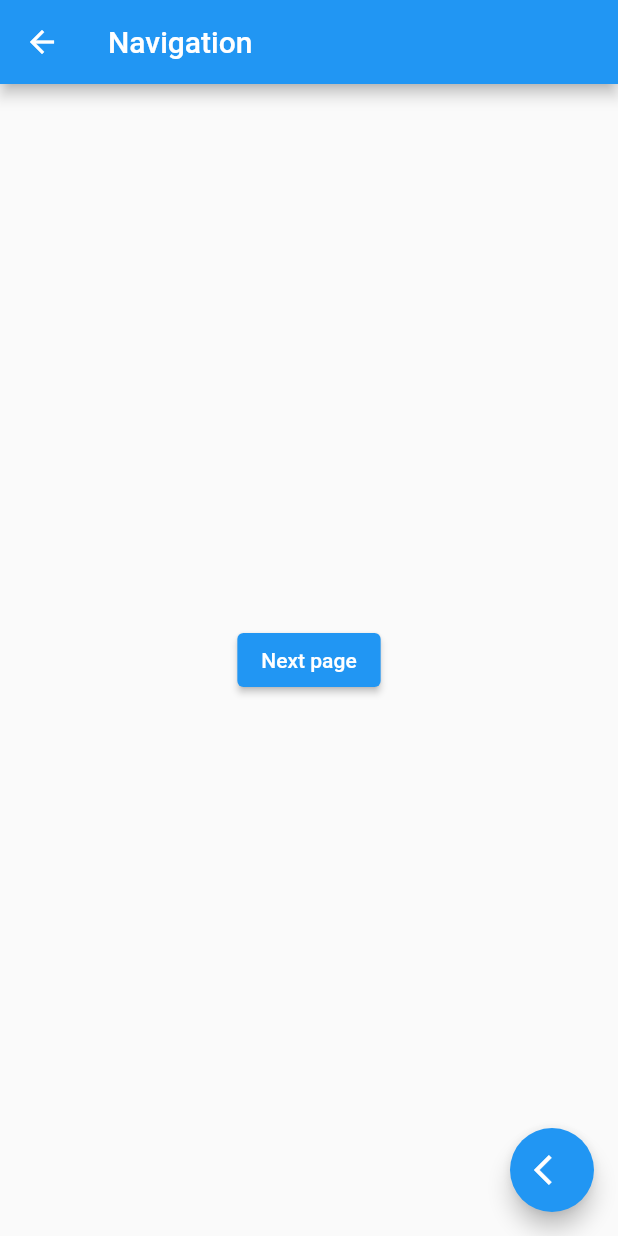
After one commit to minhthoai190892/flutter_2_15_tutorial, a Flutter app: the Navigationn screen opened by its route, on a phone screen of 412 x 824 dp. The commit adds this screen. Run offline on Flutter 3.47's test engine with Material 2 defaults, Android fonts, the phone set to English and light mode, and no system bars.

Commit message:
navigation

```diff
--- a/lib/main.dart
+++ b/lib/main.dart
@@ -7,6 +7,7 @@ import 'package:flutter_2_15/pages/example_basic.dart';
 import 'package:flutter_2_15/pages/extract_widget.dart';
 import 'package:flutter_2_15/pages/home_pages.dart';
 import 'package:flutter_2_15/pages/mapping_collections.dart';
+import 'package:flutter_2_15/pages/navigation.dart';
 import 'package:flutter_2_15/pages/snackBar.dart';
 import 'package:flutter_2_15/pages/stateless_stateful.dart';
 import 'package:flutter_2_15/pages/tabBar.dart';
@@ -43,6 +44,7 @@ class MyApp extends StatelessWidget {
         DropDownn.nameRoute:(context)=> const DropDownn(),
         BottomNavigationBarr.nameRoute:(context)=>const BottomNavigationBarr(),
         BottomSheett.nameRoute:(context)=>const BottomSheett(),
+        Navigationn.nameRoute:(context)=> const Navigationn(),
       },
     );
   }
--- a/lib/pages/home_pages.dart
+++ b/lib/pages/home_pages.dart
@@ -145,9 +145,11 @@ class HomePage extends StatelessWidget {
                 title: const Text("BottomSheett"),
               ),
               ListTile(
-                onTap: () {},
+                 onTap: () {
+                  Navigator.pushReplacementNamed(context, '/Navigationn');
+                },
                 leading: const Icon(Icons.home),
-                title: const Text("Home"),
+                title: const Text("Navigationn"),
               ),
               ListTile(
                 onTap: () {},
--- /dev/null
+++ b/lib/pages/navigation.dart
@@ -0,0 +1,41 @@
+import 'package:flutter/material.dart';
+import 'package:flutter_2_15/widgets/floating_action_button.dart';
+
+class Navigationn extends StatelessWidget {
+  const Navigationn({Key? key}) : super(key: key);
+  static const nameRoute = '/Navigationn';
+  @override
+  Widget build(BuildContext context) {
+    return Scaffold(
+      appBar: AppBar(
+        title: const Text("Navigation"),
+      ),
+      body: Center(
+        child: ElevatedButton(
+            onPressed: () {
+              Navigator.of(context).push(MaterialPageRoute(
+                builder: (context) => const ProductPage(),
+              ),);
+            },
+            child: const Text("Next page")),
+      ),
+      floatingActionButton: const floatingActionButton(),
+    );
+  }
+}
+
+class ProductPage extends StatelessWidget {
+  const ProductPage({Key? key}) : super(key: key);
+
+  @override
+  Widget build(BuildContext context) {
+    return Scaffold(
+      appBar: AppBar(
+
+        title: const Text("Product Page"),
+      ),
+      body: const Text("Product Pagae"),
+      floatingActionButton: const floatingActionButton(),
+    );
+  }
+}
```
